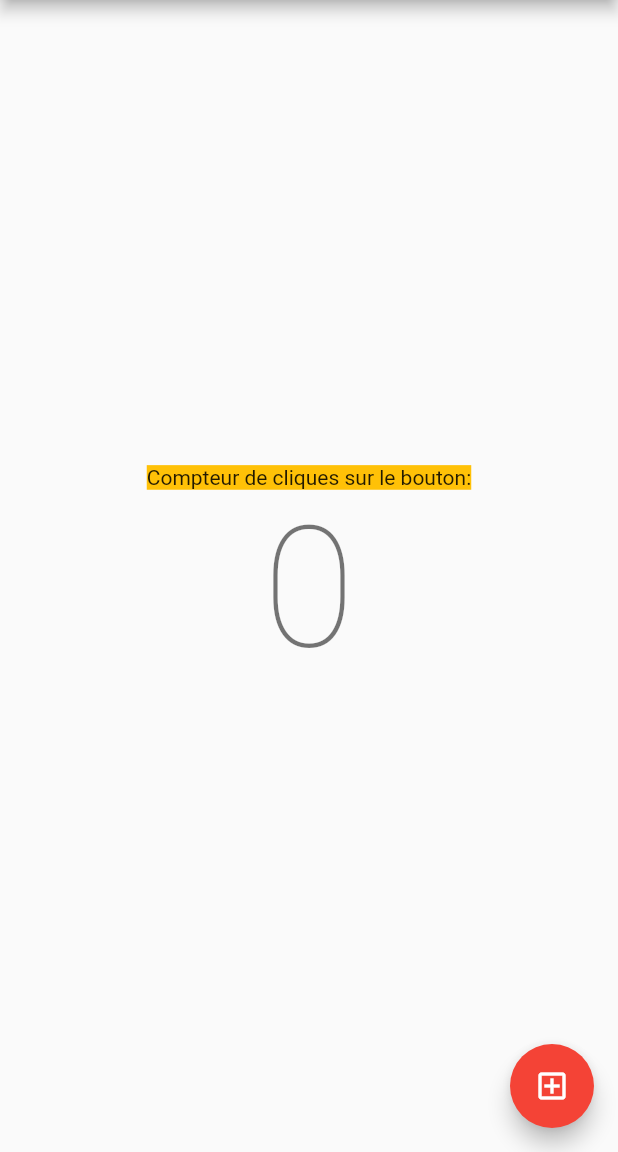
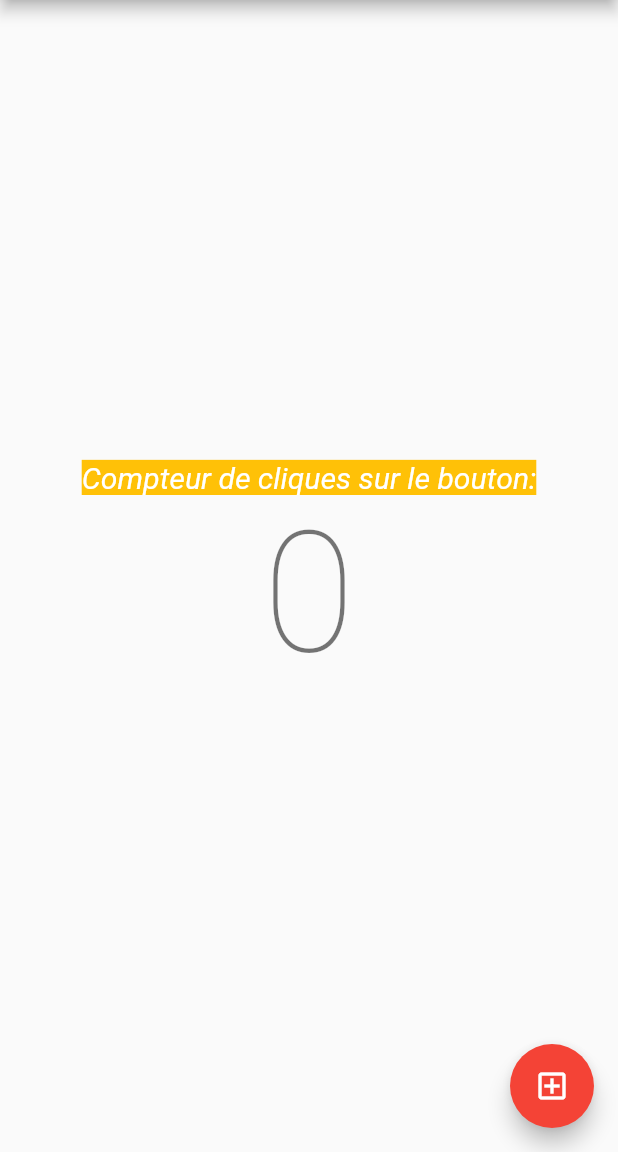
Before and after one commit to paulh-afk/dart_tests, a Flutter app: the screen it shows after launch, on a phone screen of 412 x 824 dp, the part 84-1236 px from its top. Run offline on Flutter 3.47's test engine with Material 2 defaults, Android fonts, the phone set to English and light mode, and no system bars.

Commit message:
italic color text

```diff
--- a/lib/main.dart
+++ b/lib/main.dart
@@ -99,9 +99,12 @@ class _MyHomePageState extends State<MyHomePage> {
           // horizontal).
           mainAxisAlignment: MainAxisAlignment.center,
           children: <Widget>[
-            const Text(
-              'Compteur de cliques sur le bouton:',
-              style: TextStyle(backgroundColor: Colors.amber)),
+            const Text('Compteur de cliques sur le bouton:',
+                style: TextStyle(
+                    fontSize: 20,
+                    backgroundColor: Colors.amber,
+                    color: Colors.white,
+                    fontStyle: FontStyle.italic)),
             Text(
               '$_counter',
               style: Theme.of(context).textTheme.headline1,
@@ -113,7 +116,7 @@ class _MyHomePageState extends State<MyHomePage> {
         onPressed: _incrementCounter,
         tooltip: 'Increment',
         child: const Icon(Icons.add_box_outlined),
-      ), // This trailing comma makes auto-formatting nicer for build methods.
+      ),
     );
   }
 }
```
